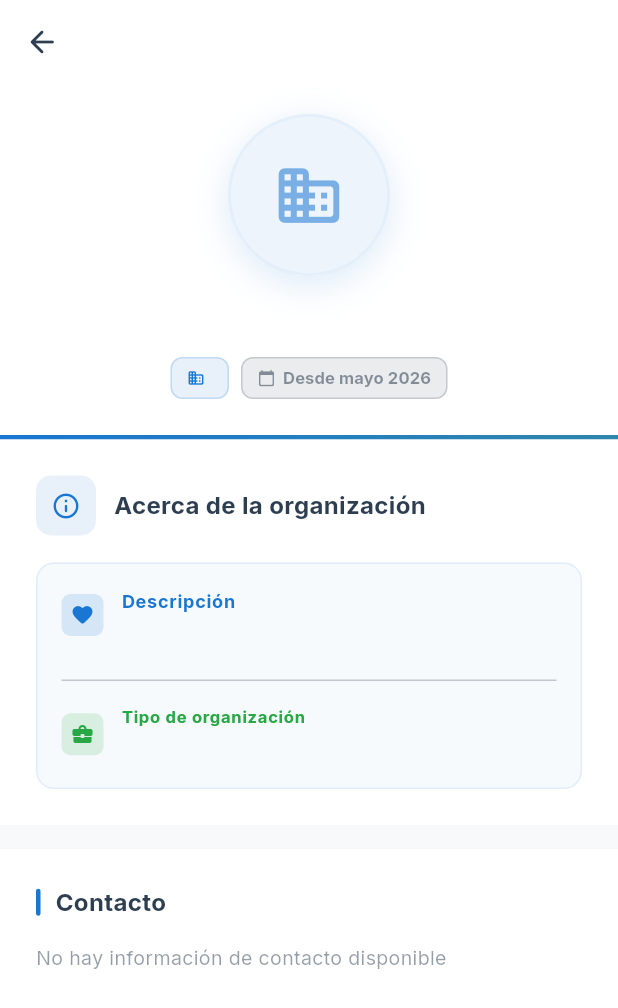
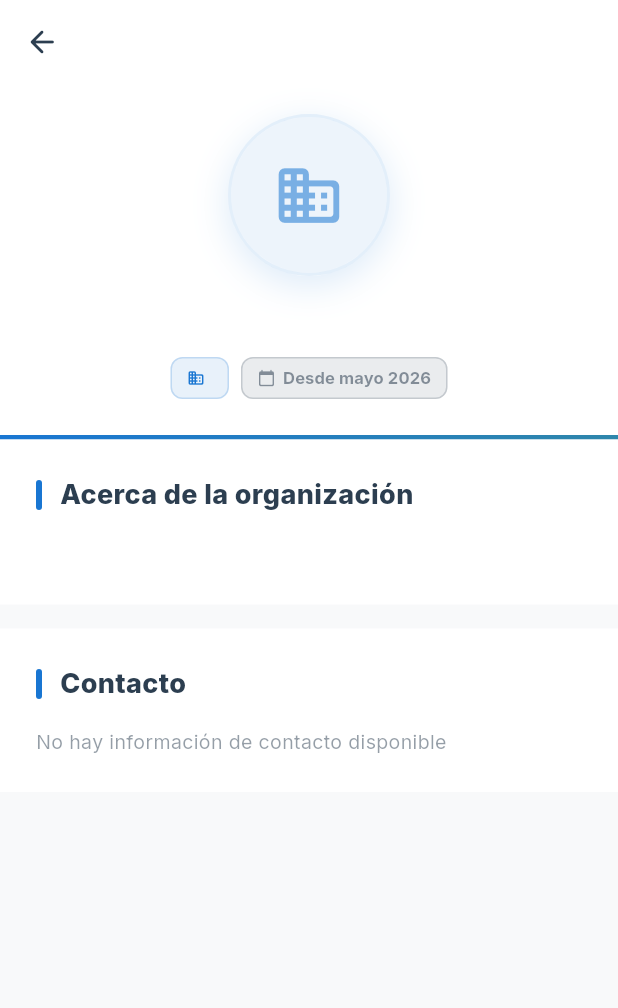
Before and after one commit to mequito3/ManosSolidarias-2.0, a Flutter app: the OrganizationDetailPage screen opened directly with empty values, on a phone screen of 412 x 824 dp. Shown: the top 1008 px of the screen. Run offline on Flutter 3.47's test engine with Material 3 defaults, Android fonts, the phone set to English and light mode, and no system bars; our stand-ins replace flutter_animate, flutter_dotenv, flutter_map, geocoding, geolocator, google_fonts and 7 more; missing offline and left inert: saver_gallery; accounts and stored records are empty; network calls fail.

Commit message:
Pulido visual detalle organizacion: headers consistentes y bug spacing
- Bug fix: doble SizedBox(16) en Ubicacion creaba 32px de hueco vacio
- Acerca de: simplificado (quitado contenedor anidado azul + "Tipo de
  organizacion" redundante que ya esta en chip del header)
- Headers homogeneos en todas las secciones: barra accent 4x20 + font
  18 weight 800 (Acerca, Galeria, Ubicacion, Campanas activas, Contacto)
- Boton "Abrir en Google Maps": OutlinedButton fino -> CTA solido naranja
  consistente con botones contacto

Co-Authored-By: Claude Opus 4.7 (1M context) <noreply@anthropic.com>

```diff
--- a/lib/pages/organization_detail_page.dart
+++ b/lib/pages/organization_detail_page.dart
@@ -221,19 +221,15 @@ class OrganizationDetailPage extends StatelessWidget {
               child: Column(
                 crossAxisAlignment: CrossAxisAlignment.start,
                 children: [
-                  // Header con icono
+                  // Header (estilo barra accent — consistente con resto)
                   Row(
                     children: [
                       Container(
-                        padding: const EdgeInsets.all(10),
+                        width: 4,
+                        height: 20,
                         decoration: BoxDecoration(
-                          color: AppColors.bluePrimary.withValues(alpha: 0.1),
-                          borderRadius: BorderRadius.circular(10),
-                        ),
-                        child: const Icon(
-                          Icons.info_outline_rounded,
                           color: AppColors.bluePrimary,
-                          size: 20,
+                          borderRadius: BorderRadius.circular(2),
                         ),
                       ),
                       const SizedBox(width: 12),
@@ -241,123 +237,20 @@ class OrganizationDetailPage extends StatelessWidget {
                         'Acerca de la organización',
                         style: TextStyle(
                           color: AppColors.darkText,
-                          fontSize: 16,
-                          fontWeight: FontWeight.w700,
+                          fontSize: 18,
+                          fontWeight: FontWeight.w800,
                         ),
                       ),
                     ],
                   ),
-                  const SizedBox(height: 18),
-
-                  // Contenedor con fondo
-                  Container(
-                    width: double.infinity,
-                    padding: const EdgeInsets.all(16),
-                    decoration: BoxDecoration(
-                      color: AppColors.bluePrimary.withValues(alpha: 0.04),
-                      borderRadius: BorderRadius.circular(12),
-                      border: Border.all(
-                        color: AppColors.bluePrimary.withValues(alpha: 0.1),
-                        width: 1,
-                      ),
-                    ),
-                    child: Column(
-                      crossAxisAlignment: CrossAxisAlignment.start,
-                      children: [
-                        // Misión/Descripción
-                        Row(
-                          crossAxisAlignment: CrossAxisAlignment.start,
-                          children: [
-                            Container(
-                              margin: const EdgeInsets.only(top: 4),
-                              padding: const EdgeInsets.all(6),
-                              decoration: BoxDecoration(
-                                color: AppColors.bluePrimary.withValues(alpha: 0.15),
-                                borderRadius: BorderRadius.circular(6),
-                              ),
-                              child: const Icon(
-                                Icons.favorite_rounded,
-                                color: AppColors.bluePrimary,
-                                size: 16,
-                              ),
-                            ),
-                            const SizedBox(width: 12),
-                            Expanded(
-                              child: Column(
-                                crossAxisAlignment: CrossAxisAlignment.start,
-                                children: [
-                                  const Text(
-                                    'Descripción',
-                                    style: TextStyle(
-                                      color: AppColors.bluePrimary,
-                                      fontSize: 12,
-                                      fontWeight: FontWeight.w700,
-                                      letterSpacing: 0.5,
-                                    ),
-                                  ),
-                                  const SizedBox(height: 6),
-                                  Text(
-                                    cleanDescription,
-                                    style: TextStyle(
-                                      color: AppColors.darkText.withValues(alpha: 0.8),
-                                      fontSize: 14,
-                                      height: 1.6,
-                                    ),
-                                  ),
-                                ],
-                              ),
-                            ),
-                          ],
-                        ),
-
-                        if (organization.type != null) ...[
-                          const SizedBox(height: 16),
-                          const Divider(height: 1),
-                          const SizedBox(height: 16),
-
-                          // Tipo de organización
-                          Row(
-                            children: [
-                              Container(
-                                padding: const EdgeInsets.all(6),
-                                decoration: BoxDecoration(
-                                  color: AppColors.greenSuccess.withValues(alpha: 0.15),
-                                  borderRadius: BorderRadius.circular(6),
-                                ),
-                                child: const Icon(
-                                  Icons.business_center_rounded,
-                                  color: AppColors.greenSuccess,
-                                  size: 16,
-                                ),
-                              ),
-                              const SizedBox(width: 12),
-                              Column(
-                                crossAxisAlignment: CrossAxisAlignment.start,
-                                children: [
-                                  const Text(
-                                    'Tipo de organización',
-                                    style: TextStyle(
-                                      color: AppColors.greenSuccess,
-                                      fontSize: 11,
-                                      fontWeight: FontWeight.w700,
-                                      letterSpacing: 0.5,
-                                    ),
-                                  ),
-                                  const SizedBox(height: 3),
-                                  Text(
-                                    organization.type!,
-                                    style: TextStyle(
-                                      color: AppColors.darkText.withValues(alpha: 0.8),
-                                      fontSize: 14,
-                                      fontWeight: FontWeight.w600,
-                                    ),
-                                  ),
-                                ],
-                              ),
-                            ],
-                          ),
-                        ],
-                      ],
+                  const SizedBox(height: 14),
+                  // Descripción limpia (sin contenedor azul anidado)
+                  Text(
+                    cleanDescription,
+                    style: TextStyle(
+                      color: AppColors.darkText.withValues(alpha: 0.78),
+                      fontSize: 14,
+                      height: 1.6,
                     ),
                   ),
                 ],
@@ -381,35 +274,37 @@ class OrganizationDetailPage extends StatelessWidget {
                     Row(
                       children: [
                         Container(
-                          width: 3,
-                          height: 18,
+                          width: 4,
+                          height: 20,
                           decoration: BoxDecoration(
                             color: AppColors.greenSuccess,
                             borderRadius: BorderRadius.circular(2),
                           ),
                         ),
-                        const SizedBox(width: 10),
+                        const SizedBox(width: 12),
                         const Text(
                           'Galería',
                           style: TextStyle(
                             color: AppColors.darkText,
-                            fontSize: 16,
-                            fontWeight: FontWeight.w700,
+                            fontSize: 18,
+                            fontWeight: FontWeight.w800,
                           ),
                         ),
                         const SizedBox(width: 8),
                         Container(
-                          padding: const EdgeInsets.symmetric(horizontal: 7, vertical: 3),
+                          padding: const EdgeInsets.symmetric(
+                              horizontal: 8, vertical: 3),
                           decoration: BoxDecoration(
-                            color: AppColors.greenSuccess.withValues(alpha: 0.15),
-                            borderRadius: BorderRadius.circular(6),
+                            color:
+                                AppColors.greenSuccess.withValues(alpha: 0.15),
+                            borderRadius: BorderRadius.circular(8),
                           ),
                           child: Text(
                             '${galleryUrls.length}',
                             style: const TextStyle(
                               color: AppColors.greenSuccess,
                               fontSize: 11,
-                              fontWeight: FontWeight.w700,
+                              fontWeight: FontWeight.w800,
                             ),
                           ),
                         ),
@@ -496,8 +391,6 @@ class OrganizationDetailPage extends StatelessWidget {
                     ),
                     const SizedBox(height: 16),
 
-                    const SizedBox(height: 16),
-
                     // Mapa decorativo con dirección destacada
                     Container(
                       decoration: BoxDecoration(
@@ -564,27 +457,37 @@ class OrganizationDetailPage extends StatelessWidget {
 
                     const SizedBox(height: 12),
 
-                    // Botón para abrir en Google Maps
+                    // Botón para abrir en Google Maps (CTA solido)
                     SizedBox(
                       width: double.infinity,
-                      child: OutlinedButton.icon(
+                      child: ElevatedButton.icon(
                         onPressed: () async {
-                          final encoded = Uri.encodeComponent(organization.address!);
+                          final encoded =
+                              Uri.encodeComponent(organization.address!);
                           final uri = Uri.parse(
                             'https://www.google.com/maps/search/?api=1&query=$encoded',
                           );
-                          await launchUrl(uri, mode: LaunchMode.externalApplication);
+                          await launchUrl(uri,
+                              mode: LaunchMode.externalApplication);
                         },
                         icon: const Icon(Icons.map_rounded, size: 18),
-                        label: const Text('Abrir en Google Maps'),
-                        style: OutlinedButton.styleFrom(
-                          foregroundColor: AppColors.orangeAction,
-                          side: BorderSide(
-                            color: AppColors.orangeAction.withValues(alpha: 0.3),
+                        label: const Text(
+                          'Abrir en Google Maps',
+                          style: TextStyle(
+                            fontSize: 14,
+                            fontWeight: FontWeight.w800,
+                            letterSpacing: 0.2,
                           ),
-                          padding: const EdgeInsets.symmetric(vertical: 12),
+                        ),
+                        style: ElevatedButton.styleFrom(
+                          backgroundColor: AppColors.orangeAction,
+                          foregroundColor: Colors.white,
+                          padding: const EdgeInsets.symmetric(vertical: 14),
+                          elevation: 0,
+                          shadowColor:
+                              AppColors.orangeAction.withValues(alpha: 0.30),
                           shape: RoundedRectangleBorder(
-                            borderRadius: BorderRadius.circular(10),
+                            borderRadius: BorderRadius.circular(12),
                           ),
                         ),
                       ),
@@ -604,24 +507,24 @@ class OrganizationDetailPage extends StatelessWidget {
               child: Column(
                 crossAxisAlignment: CrossAxisAlignment.start,
                 children: [
-                  // Header simple
+                  // Header (mismo patron que el resto)
                   Row(
                     children: [
                       Container(
-                        width: 3,
-                        height: 18,
+                        width: 4,
+                        height: 20,
                         decoration: BoxDecoration(
                           color: AppColors.bluePrimary,
                           borderRadius: BorderRadius.circular(2),
                         ),
                       ),
-                      const SizedBox(width: 10),
+                      const SizedBox(width: 12),
                       const Text(
                         'Contacto',
                         style: TextStyle(
                           color: AppColors.darkText,
-                          fontSize: 16,
-                          fontWeight: FontWeight.w700,
+                          fontSize: 18,
+                          fontWeight: FontWeight.w800,
                         ),
                       ),
                     ],
```
